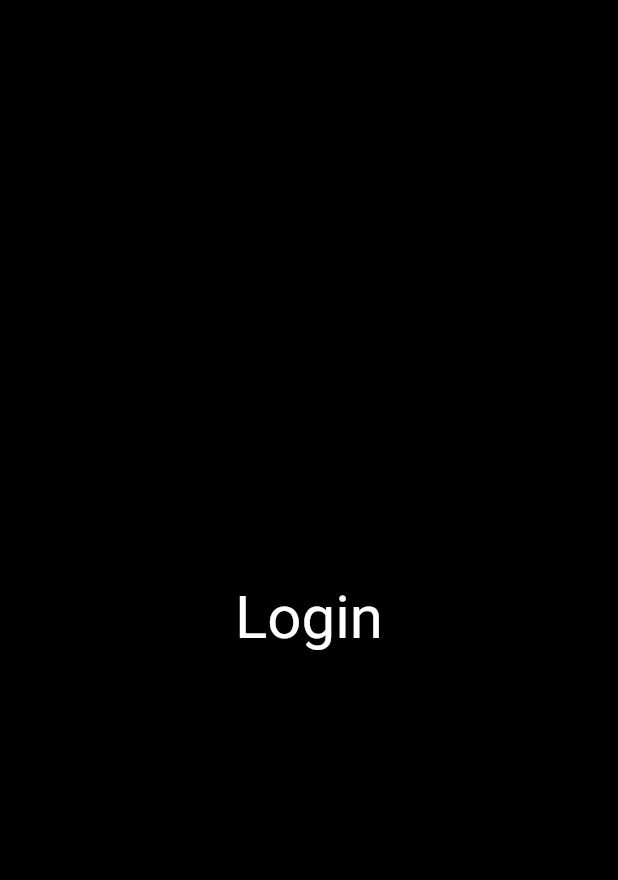
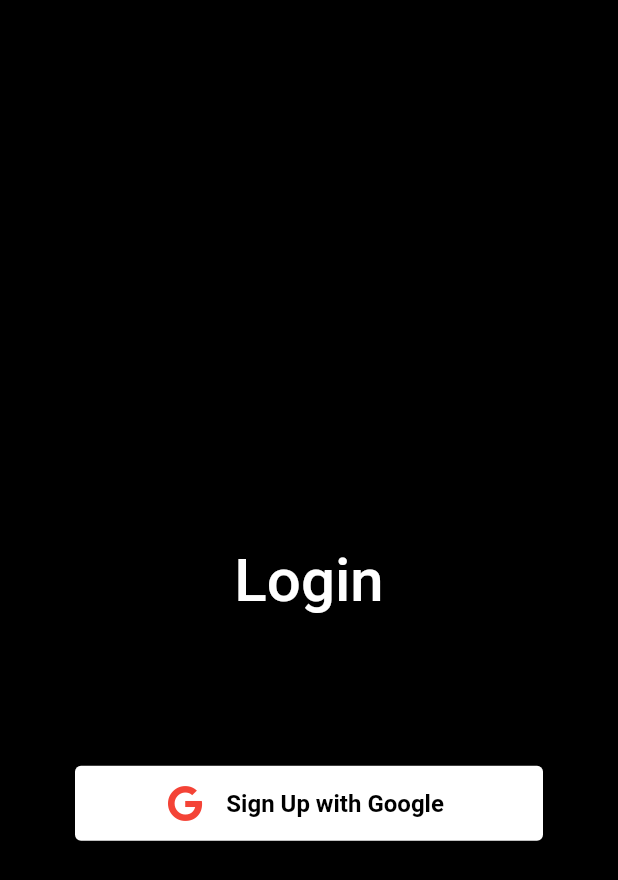
Before and after one commit to Sanket-Mathur/mentor_volunteers, a Flutter app: the screen it shows after launch, on a phone screen of 412 x 824 dp. Shown: the top 880 px of the screen. Run offline on Flutter 3.47's test engine with Material 2 defaults, Android fonts, the phone set to English and light mode, and no system bars; our stand-ins replace firebase_auth, firebase_core, font_awesome_flutter, google_sign_in; accounts and stored records are empty.

Commit message:
add: OAuth with Google & Refactoring

```diff
--- a/lib/main.dart
+++ b/lib/main.dart
@@ -1,10 +1,32 @@
 import 'dart:async';
 import 'package:flutter/material.dart';
+import 'package:firebase_core/firebase_core.dart';
+import 'package:provider/provider.dart';
 
-import 'screens/Login.dart';
+import 'package:mentor_volunteers/screens/home_page.dart';
+import 'package:mentor_volunteers/provider/google_sign_in.dart';
+
+void main() async {
+  WidgetsFlutterBinding.ensureInitialized();
+  await Firebase.initializeApp();
+
+  runApp(const MyApp());
+}
 
 // parent application widget
-void main() => runApp(MaterialApp(
+class MyApp extends StatefulWidget {
+  const MyApp({Key? key}) : super(key: key);
+
+  @override
+  _MyAppState createState() => _MyAppState();
+}
+
+class _MyAppState extends State<MyApp> {
+  @override
+  Widget build(BuildContext context) {
+    return ChangeNotifierProvider(
+      create: (context) => GoogleSignInProvider(),
+      child: MaterialApp(
         debugShowCheckedModeBanner: false,
         title: 'Career 1-1',
         theme: ThemeData(
@@ -12,12 +34,29 @@ void main() => runApp(MaterialApp(
           textTheme: const TextTheme(
             bodyText2: TextStyle(
               color: Colors.white,
+              fontWeight: FontWeight.w500,
+            ),
+          ),
+          elevatedButtonTheme: ElevatedButtonThemeData(
+            style: ButtonStyle(
+              backgroundColor: MaterialStateProperty.all<Color>(Colors.white),
+              foregroundColor: MaterialStateProperty.all<Color>(Colors.black),
+              textStyle: MaterialStateProperty.all<TextStyle>(
+                const TextStyle(
+                  fontSize: 16,
+                  fontWeight: FontWeight.bold,
+                ),
+              ),
             ),
           ),
         ),
         home: const LandingPage(),
-    ));
+      ),
+    );
+  }
+}
 
+// Splash Screem
 class LandingPage extends StatefulWidget {
   const LandingPage({Key? key}) : super(key: key);
 
@@ -37,7 +76,7 @@ class LandingPageState extends State<LandingPage> {
   // route to login page with page replacement
   route() {
     Navigator.pushReplacement(
-        context, MaterialPageRoute(builder: (context) => const Login()));
+        context, MaterialPageRoute(builder: (context) => const HomePage()));
   }
 
   @override
@@ -69,6 +108,7 @@ class LandingPageState extends State<LandingPage> {
                 'Provide the career guidance you were seeking for.',
                 style: TextStyle(
                   fontSize: 20,
+                  fontWeight: FontWeight.normal,
                 ),
                 textAlign: TextAlign.center,
               ),
--- a/lib/screens/Login.dart
+++ /dev/null
@@ -1,24 +0,0 @@
-import 'package:flutter/material.dart';
-
-class Login extends StatelessWidget {
-  const Login({Key? key}) : super(key: key);
-
-  @override
-  Widget build(BuildContext context) {
-    return Scaffold(
-      body: Center(
-        child: Column(
-          mainAxisAlignment: MainAxisAlignment.center,
-          children: const [
-            Text(
-              'Login',
-              style: TextStyle(
-                fontSize: 40,
-              ),
-            ),
-          ],
-        ),
-      ),
-    );
-  }
-}
--- /dev/null
+++ b/lib/screens/home_page.dart
@@ -0,0 +1,32 @@
+import 'package:flutter/material.dart';
+import 'package:firebase_auth/firebase_auth.dart';
+
+import 'package:mentor_volunteers/screens/login.dart';
+import 'package:mentor_volunteers/screens/short_term.dart';
+
+// Redirecting as per user sign-in
+class HomePage extends StatelessWidget {
+  const HomePage({Key? key}) : super(key: key);
+
+  @override
+  Widget build(BuildContext context) {
+    return StreamBuilder(
+      stream: FirebaseAuth.instance.authStateChanges(),
+      builder: (context, snapshot) {
+        if (snapshot.connectionState == ConnectionState.waiting) {
+          return const Center(
+            child: CircularProgressIndicator(),
+          );
+        } else if (snapshot.hasData) {
+          return const ShortTerm();
+        } else if (snapshot.hasError) {
+          return const Center(
+            child: Text('Something Went Wrong!'),
+          );
+        } else {
+          return const Login();
+        }
+      },
+    );
+  }
+}
--- /dev/null
+++ b/lib/screens/login.dart
@@ -0,0 +1,50 @@
+import 'package:flutter/material.dart';
+import 'package:provider/provider.dart';
+import 'package:font_awesome_flutter/font_awesome_flutter.dart';
+
+import 'package:mentor_volunteers/provider/google_sign_in.dart';
+
+// pulls up a login screen when embodied
+class Login extends StatelessWidget {
+  const Login({Key? key}) : super(key: key);
+
+  @override
+  Widget build(BuildContext context) {
+    return Scaffold(
+      body: Center(
+        child: Column(
+          mainAxisAlignment: MainAxisAlignment.center,
+          children: [
+            const Padding(
+              padding: EdgeInsets.symmetric(vertical: 100),
+              child: Text(
+                'Login',
+                style: TextStyle(
+                  fontSize: 40,
+                ),
+              ),
+            ),
+            Padding(
+              padding: const EdgeInsets.symmetric(horizontal: 50),
+              child: ElevatedButton.icon(
+                onPressed: () {
+                  final provider =
+                      Provider.of<GoogleSignInProvider>(context, listen: false);
+                  provider.googleLogin();
+                },
+                icon: const FaIcon(
+                  FontAwesomeIcons.google,
+                  color: Colors.red,
+                ),
+                label: const Text('  Sign Up with Google'),
+                style: ElevatedButton.styleFrom(
+                  minimumSize: const Size(double.infinity, 50),
+                ),
+              ),
+            ),
+          ],
+        ),
+      ),
+    );
+  }
+}
```
Also changed, not shown: lib/provider/google_sign_in.dart (added, +40 -0 lines), lib/screens/short_term.dart (added, +48 -0 lines), pubspec.yaml (+10 -0 lines), pubspec.lock, 3 other files. Lines whose indentation alone changed are shown as unchanged.
